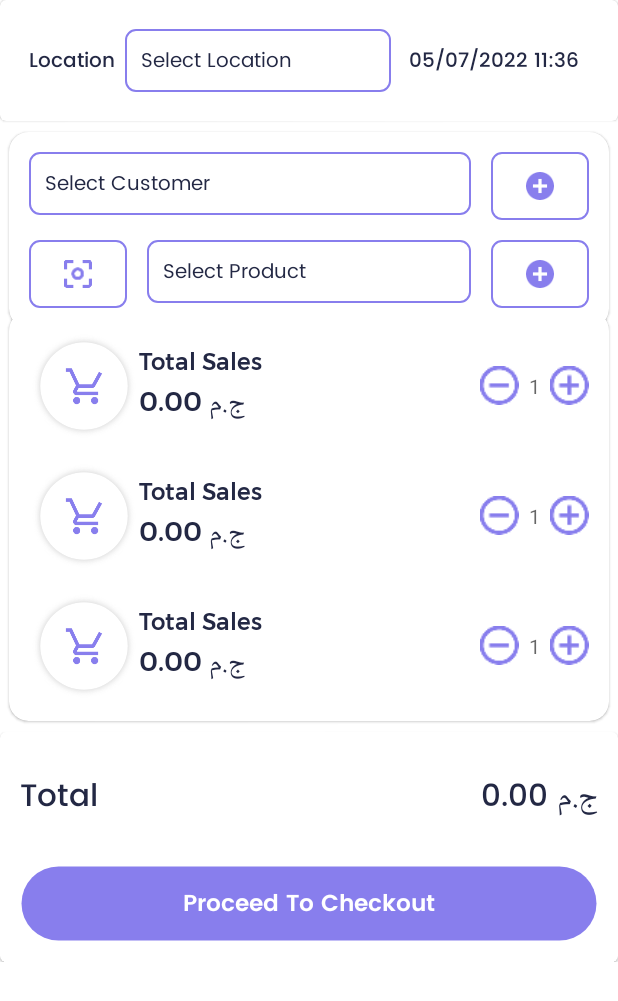
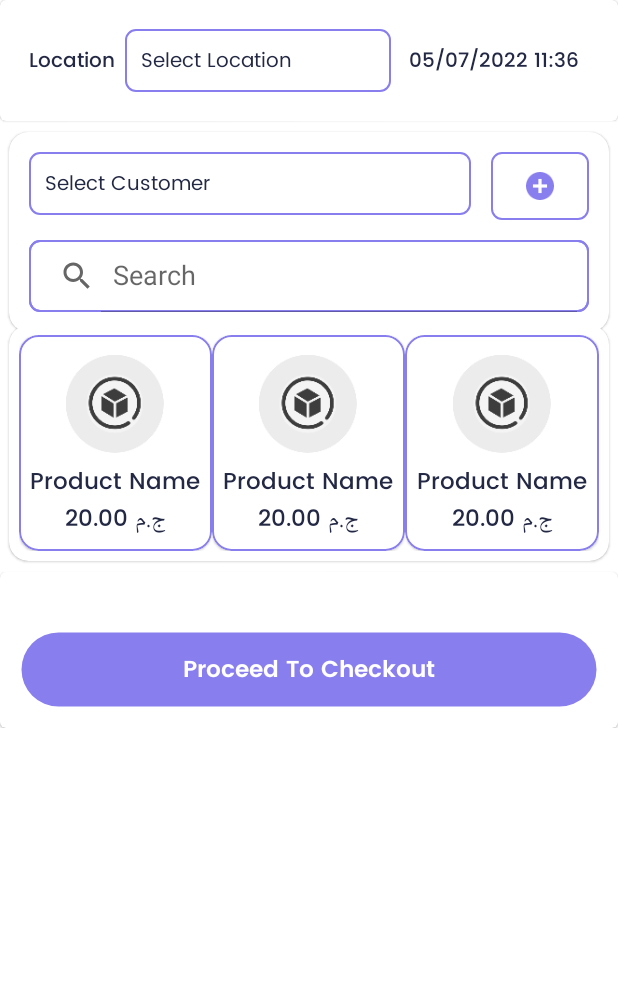
Before and after one commit to mits143/alhanpos-store, an Android app: the layout fragment_pos.xml on its own in the app's theme, with its tools: preview values and no code run, on a phone screen of 412 x 824 dp. Shown: the top 1001 px of the screen. Run offline under Robolectric (Android 15) with nearby library versions, the phone set to English and light mode, and no system bars; network calls fail.

Commit message:
Code Commit

```diff
--- a/app/src/main/java/com/alhanpos/store/activities/MainActivity.kt
+++ b/app/src/main/java/com/alhanpos/store/activities/MainActivity.kt
@@ -15,7 +15,6 @@ import androidx.navigation.ui.setupActionBarWithNavController
 import androidx.navigation.ui.setupWithNavController
 import com.alhanpos.store.R
 import com.alhanpos.store.databinding.ActivityMainBinding
-import com.google.android.material.bottomnavigation.BottomNavigationView
 
 
 class MainActivity : BaseActivity<ActivityMainBinding>(),
--- a/app/src/main/java/com/alhanpos/store/fragment/PosPaymentFragment.kt
+++ b/app/src/main/java/com/alhanpos/store/fragment/PosPaymentFragment.kt
@@ -40,7 +40,11 @@ class PosPaymentFragment : BaseFragment<FragmentPosPaymentBinding>() {
 
     override fun onViewCreated(view: View, savedInstanceState: Bundle?) {
         binding.txtTotalItems.text = args.data?.data?.size.toString()
-        binding.txtTotal.text = args.total
+        var total = ""
+        args.data?.data?.forEach {
+            total += it.sellingPrice
+        }
+        binding.txtTotal.text = total
 
         binding.edtAmount.addTextChangedListener(object : TextWatcher {
             override fun afterTextChanged(s: Editable?) {
--- /dev/null
+++ b/app/src/main/res/drawable/baseline_check_24.xml
@@ -0,0 +1,5 @@
+<vector android:height="24dp" android:tint="#FFFFFF"
+    android:viewportHeight="24" android:viewportWidth="24"
+    android:width="24dp" xmlns:android="http://schemas.android.com/apk/res/android">
+    <path android:fillColor="@android:color/white" android:pathData="M9,16.17L4.83,12l-1.42,1.41L9,19 21,7l-1.41,-1.41z"/>
+</vector>
--- /dev/null
+++ b/app/src/main/res/drawable/baseline_check_circle_24.xml
@@ -0,0 +1,5 @@
+<vector android:height="24dp" android:tint="#887EED"
+    android:viewportHeight="24" android:viewportWidth="24"
+    android:width="24dp" xmlns:android="http://schemas.android.com/apk/res/android">
+    <path android:fillColor="@android:color/white" android:pathData="M12,2C6.48,2 2,6.48 2,12s4.48,10 10,10 10,-4.48 10,-10S17.52,2 12,2zM10,17l-5,-5 1.41,-1.41L10,14.17l7.59,-7.59L19,8l-9,9z"/>
+</vector>
--- a/app/src/main/res/layout/fragment_pos.xml
+++ b/app/src/main/res/layout/fragment_pos.xml
@@ -152,7 +152,8 @@
                             android:layout_width="wrap_content"
                             android:layout_height="wrap_content"
                             android:layout_marginEnd="@dimen/_10sdp"
-                            android:background="@drawable/border">
+                            android:background="@drawable/border"
+                            android:visibility="gone">
 
                             <ImageView
                                 android:id="@+id/imgScan"
@@ -179,14 +180,27 @@
                                 android:padding="@dimen/_8sdp"
                                 android:textColor="@color/fontColor2"
                                 android:textColorHint="@color/fontColor2"
-                                android:textSize="@dimen/_10ssp" />
+                                android:textSize="@dimen/_10ssp"
+                                android:visibility="gone" />
+
+                            <androidx.appcompat.widget.SearchView
+                                android:id="@+id/searchView"
+                                android:layout_width="match_parent"
+                                android:layout_height="wrap_content"
+                                android:background="@drawable/border"
+                                android:fontFamily="@font/poppins_medium"
+                                android:textColor="@color/btnColor"
+                                android:textSize="@dimen/_12ssp"
+                                app:iconifiedByDefault="false"
+                                app:queryHint="@string/search" />
                         </FrameLayout>
 
                         <FrameLayout
                             android:layout_width="wrap_content"
                             android:layout_height="wrap_content"
                             android:layout_marginStart="@dimen/_10sdp"
-                            android:background="@drawable/border">
+                            android:background="@drawable/border"
+                            android:visibility="gone">
 
                             <ImageView
                                 android:id="@+id/imgAdd1"
@@ -205,7 +219,7 @@
                 android:id="@+id/cvProduct"
                 android:layout_width="match_parent"
                 android:layout_height="wrap_content"
-                android:layout_marginTop="@dimen/_minus20sdp"
+                android:layout_marginTop="@dimen/_minus15sdp"
                 app:cardBackgroundColor="@color/white"
                 app:cardCornerRadius="@dimen/_10sdp"
                 app:cardUseCompatPadding="true"
@@ -218,8 +232,9 @@
                     android:nestedScrollingEnabled="false"
                     android:overScrollMode="never"
                     android:padding="@dimen/_5sdp"
-                    app:layoutManager="androidx.recyclerview.widget.LinearLayoutManager"
-                    tools:listitem="@layout/item_pos" />
+                    app:layoutManager="androidx.recyclerview.widget.GridLayoutManager"
+                    app:spanCount="3"
+                    tools:listitem="@layout/item_pos_new" />
 
             </com.google.android.material.card.MaterialCardView>
 
@@ -292,7 +307,8 @@
                         android:layout_width="match_parent"
                         android:layout_height="wrap_content"
                         android:layout_marginTop="@dimen/_10sdp"
-                        android:orientation="horizontal">
+                        android:orientation="horizontal"
+                        android:visibility="gone">
 
                         <TextView
                             android:layout_width="match_parent"
--- /dev/null
+++ b/app/src/main/res/layout/item_pos_new.xml
@@ -0,0 +1,98 @@
+<?xml version="1.0" encoding="utf-8"?>
+<androidx.constraintlayout.widget.ConstraintLayout xmlns:android="http://schemas.android.com/apk/res/android"
+    xmlns:app="http://schemas.android.com/apk/res-auto"
+    android:layout_width="match_parent"
+    android:layout_height="wrap_content">
+
+    <com.google.android.material.card.MaterialCardView
+        android:id="@+id/cvProduct"
+        android:layout_width="match_parent"
+        android:layout_height="wrap_content"
+        app:cardBackgroundColor="@color/white"
+        app:cardCornerRadius="@dimen/_10sdp"
+        app:layout_constraintHorizontal_chainStyle="spread"
+        app:layout_constraintHorizontal_weight="1"
+        app:layout_constraintLeft_toLeftOf="parent"
+        app:layout_constraintTop_toTopOf="parent"
+        app:strokeColor="@color/btnColor"
+        app:strokeWidth="@dimen/_1sdp">
+
+        <LinearLayout
+            android:layout_width="match_parent"
+            android:layout_height="wrap_content"
+            android:gravity="center"
+            android:orientation="vertical"
+            android:padding="@dimen/_5sdp">
+
+            <RelativeLayout
+                android:layout_width="wrap_content"
+                android:layout_height="wrap_content"
+                android:layout_marginTop="@dimen/_5sdp"
+                android:gravity="center">
+
+                <ImageView
+                    android:id="@+id/imgProduct"
+                    android:layout_width="@dimen/_50sdp"
+                    android:layout_height="@dimen/_50sdp"
+                    android:src="@drawable/group_3047" />
+
+                <View
+                    android:id="@+id/view"
+                    android:layout_width="@dimen/_50sdp"
+                    android:layout_height="@dimen/_50sdp"
+                    android:alpha="0.8"
+                    android:background="@drawable/round_bkg"
+                    android:visibility="gone" />
+
+                <com.google.android.material.textview.MaterialTextView
+                    android:id="@+id/txtQty"
+                    android:layout_width="wrap_content"
+                    android:layout_height="wrap_content"
+                    android:layout_centerInParent="true"
+                    android:layout_gravity="center"
+                    android:gravity="center"
+                    android:text="1X"
+                    android:textColor="@color/white"
+                    android:textSize="@dimen/_16ssp"
+                    android:textStyle="bold"
+                    android:visibility="gone" />
+
+
+            </RelativeLayout>
+
+            <TextView
+                android:id="@+id/txtProduct"
+                android:layout_width="match_parent"
+                android:layout_height="wrap_content"
+                android:layout_marginTop="@dimen/_5sdp"
+                android:fontFamily="@font/poppins_medium"
+                android:gravity="center"
+                android:maxLines="1"
+                android:text="@string/product_name"
+                android:textColor="@color/fontColor2"
+                android:textSize="@dimen/_12ssp" />
+
+            <LinearLayout
+                android:id="@+id/llSKU"
+                android:layout_width="match_parent"
+                android:layout_height="wrap_content"
+                android:orientation="horizontal">
+
+                <TextView
+                    android:id="@+id/txtSKU"
+                    android:layout_width="0dp"
+                    android:layout_height="wrap_content"
+                    android:layout_weight="1"
+                    android:fontFamily="@font/poppins_medium"
+                    android:gravity="center"
+                    android:maxLines="1"
+                    android:text="ج.م 20.00"
+                    android:textColor="@color/fontColor2"
+                    android:textSize="@dimen/_12ssp" />
+
+            </LinearLayout>
+
+        </LinearLayout>
+    </com.google.android.material.card.MaterialCardView>
+
+</androidx.constraintlayout.widget.ConstraintLayout>
--- /dev/null
+++ b/app/src/main/res/values-night/themes.xml
@@ -0,0 +1,45 @@
+<resources xmlns:tools="http://schemas.android.com/tools">
+    <!-- Base application theme. -->
+    <style name="Theme.AlhanposStore" parent="Theme.MaterialComponents.Light.NoActionBar">
+        <!-- Primary brand color. -->
+        <item name="colorPrimary">@color/purple_500</item>
+        <item name="colorPrimaryVariant">@color/white</item>
+        <item name="colorOnPrimary">@color/white</item>
+        <!-- Secondary brand color. -->
+        <item name="colorSecondary">@color/teal_200</item>
+        <item name="colorSecondaryVariant">@color/teal_700</item>
+        <item name="colorOnSecondary">@color/black</item>
+        <!-- Status bar color. -->
+        <item name="android:statusBarColor">?attr/colorPrimaryVariant</item>
+        <item name="android:windowLightStatusBar" tools:targetApi="m">true</item>
+        <item name="drawerArrowStyle">@style/DrawerIconStyle</item>
+        <!-- Customize your theme here. -->
+    </style>
+
+<!--    <style name="AppTheme" parent="Theme.AppCompat.Light.NoActionBar">-->
+<!--        <item name="windowNoTitle">true</item>-->
+<!--        <item name="windowActionBar">false</item>-->
+<!--        <item name="android:windowFullscreen">true</item>-->
+<!--        <item name="android:windowTranslucentStatus">true</item>-->
+<!--        <item name="android:windowTranslucentNavigation">true</item>-->
+<!--    </style>-->
+
+    <style name="EditTextTheme" parent="Theme.AppCompat.Light.DarkActionBar">
+        <item name="colorControlNormal">@color/dashColor</item>
+        <item name="colorControlActivated">@color/black</item>
+    </style>
+
+<!--    <style name="Theme.AlhanposStore.NoActionBar">-->
+<!--        <item name="windowActionBar">false</item>-->
+<!--        <item name="drawerArrowStyle">@style/DrawerIconStyle</item>-->
+<!--        <item name="windowNoTitle">true</item>-->
+<!--    </style>-->
+
+    <style name="Theme.AlhanposStore.AppBarOverlay" parent="ThemeOverlay.AppCompat.Dark.ActionBar" />
+
+    <style name="Theme.AlhanposStore.PopupOverlay" parent="ThemeOverlay.AppCompat.Light" />
+
+    <style name="DrawerIconStyle" parent="Widget.AppCompat.DrawerArrowToggle">
+        <item name="color">@color/btnColor</item>
+    </style>
+</resources>
--- a/gradle.properties
+++ b/gradle.properties
@@ -22,3 +22,4 @@ kotlin.code.style=official
 # resources declared in the library itself and none from the library's dependencies,
 # thereby reducing the size of the R class for that library
 android.nonTransitiveRClass=true
+org.gradle.unsafe.configuration-cache=true
```
Also changed, not shown: app/src/main/java/com/alhanpos/store/adapter/PosAdapter.kt (+28 -21 lines), app/src/main/java/com/alhanpos/store/fragment/PosFragment.kt (+62 -46 lines), app/src/main/java/com/alhanpos/store/viewmodel/PosViewModel.kt (+4 -3 lines).
